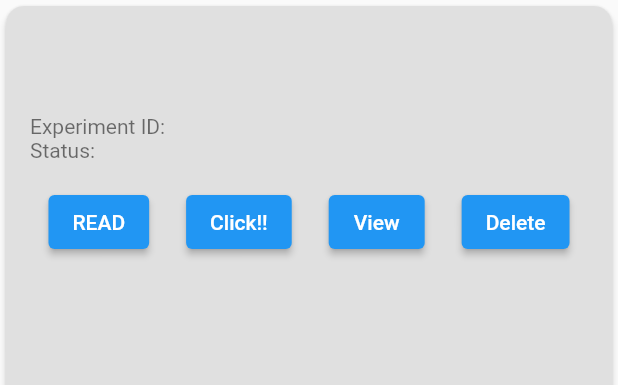
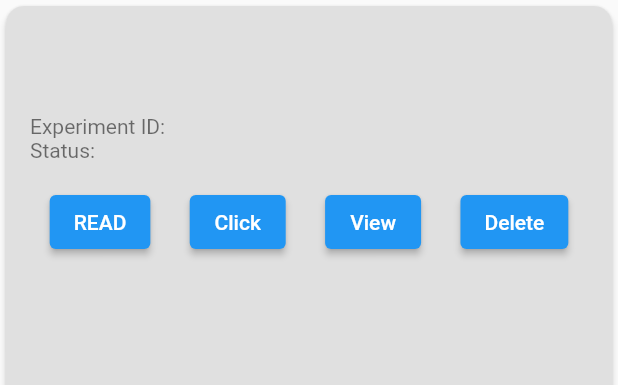
Before and after one commit to WebEngage/flutter-we-notification-inbox, a Flutter app: the CustomCell widget shown alone on an empty page, opened directly with empty values, after a tap on "READ", on a phone screen of 412 x 824 dp. Shown: the top 385 px of the screen. Run offline on Flutter 3.47's test engine with Material 2 defaults, Android fonts, the phone set to English and light mode, and no system bars; our stand-ins replace fluttertoast, plugin_platform_interface, shared_preferences; missing offline and left inert: webengage_flutter; accounts and stored records are empty.

Commit message:
Code Refactoring Level-1 completed and working

```diff
--- a/example/lib/Models/CustomCell.dart
+++ b/example/lib/Models/CustomCell.dart
@@ -1,5 +1,7 @@
 import 'package:flutter/material.dart';
+import 'package:we_notificationinbox_flutter/utils/WELogger.dart';
 import 'package:we_notificationinbox_flutter/we_notificationinbox_flutter.dart';
+import 'package:we_notificationinbox_flutter_example/Utils/Constants.dart';
 
 class CustomCell extends StatefulWidget {
   final String title;
@@ -26,7 +28,7 @@ class CustomCell extends StatefulWidget {
 class _CustomCellState extends State<CustomCell> {
   String status = "";
   Map<String, dynamic> inboxMessage = {};
-  final _weNotificationinboxFlutterPlugin = WENotificationinboxFlutter();
+  final _weNotificationInboxFlutterPlugin = WENotificationinboxFlutter();
 
   @override
   void initState() {
@@ -34,9 +36,6 @@ class _CustomCellState extends State<CustomCell> {
     status = widget.status;
     inboxMessage = Map.from(widget.inboxMessage);
   }
-
-  @override
-  bool get wantKeepAlive => true; // Ensure the widget is kept alive
 
   @override
   Widget build(BuildContext context) {
@@ -49,54 +48,49 @@ class _CustomCellState extends State<CustomCell> {
     return Card(
       elevation: 2,
       shape: RoundedRectangleBorder(
-        borderRadius: BorderRadius.circular(12.0), // Rounded corners
+        borderRadius: BorderRadius.circular(12.0),
       ),
-      color: Colors.grey[300], // Slightly lighter grey for the card background
+      color: Colors.grey[300],
       child: InkWell(
-        // TODO Check onTap and remove if not required
-        onTap: () {
-          // Handle card tap action here
-        },
         child: Padding(
-          padding: EdgeInsets.all(16.0), // Add padding for spacing
+          padding: EdgeInsets.all(16.0),
           child: Column(
             crossAxisAlignment: CrossAxisAlignment.start,
             children: [
               Text(
                 widget.title,
-                style: TextStyle(
+                style: const TextStyle(
                   fontSize: 18.0,
                   fontWeight: FontWeight.bold,
                   color: Colors.black87,
                 ),
               ),
-              SizedBox(height: 8), // Add spacing below title
+              SizedBox(height: 8),
               Text(
                 widget.description,
-                style: TextStyle(
+                style: const TextStyle(
                   fontSize: 16.0,
                   color: Colors.black54,
                 ),
               ),
-              SizedBox(height: 8), // Add spacing below description
+              SizedBox(height: 8),
               Text(
                 'Experiment ID: ${widget.experimentId}',
-                style: TextStyle(
+                style: const TextStyle(
                   fontSize: 14.0,
                   color: Colors.black54,
                 ),
               ),
               Text(
                 'Status: ${status}',
-                style: TextStyle(
+                style: const TextStyle(
                   fontSize: 14.0,
                   color: Colors.black54,
                 ),
               ),
-              SizedBox(height: 16), // Add spacing between details and buttons
+              const SizedBox(height: 16),
               Row(
-                mainAxisAlignment:
-                    MainAxisAlignment.spaceAround, // Center buttons
+                mainAxisAlignment: MainAxisAlignment.spaceAround,
                 children: [
                   ElevatedButton(
                     onPressed: () {
@@ -105,12 +99,11 @@ class _CustomCellState extends State<CustomCell> {
                           : trackRead(context);
                     },
                     style: ButtonStyle(
-                      backgroundColor:
-                          MaterialStateProperty.all(Colors.blue), // Blue button
+                      backgroundColor: MaterialStateProperty.all(Colors.blue),
                     ),
                     child: Text(
-                      status.toLowerCase() == "read" ? 'UNREAD' : 'READ',
-                      style: TextStyle(
+                      status.toLowerCase() == "read" ? UNREAD : READ,
+                      style: const TextStyle(
                         color: Colors.white,
                       ),
                     ),
@@ -120,11 +113,10 @@ class _CustomCellState extends State<CustomCell> {
                       trackClick(context);
                     },
                     style: ButtonStyle(
-                      backgroundColor:
-                          MaterialStateProperty.all(Colors.blue), // Blue button
+                      backgroundColor: MaterialStateProperty.all(Colors.blue),
                     ),
                     child: Text(
-                      'Click!!',
+                      CLICK,
                       style: TextStyle(
                         color: Colors.white,
                       ),
@@ -135,11 +127,10 @@ class _CustomCellState extends State<CustomCell> {
                       trackView(context);
                     },
                     style: ButtonStyle(
-                      backgroundColor:
-                          MaterialStateProperty.all(Colors.blue), // Blue button
+                      backgroundColor: MaterialStateProperty.all(Colors.blue),
                     ),
                     child: Text(
-                      'View',
+                      VIEW,
                       style: TextStyle(
                         color: Colors.white,
                       ),
@@ -150,11 +141,10 @@ class _CustomCellState extends State<CustomCell> {
                       trackDelete(context);
                     },
                     style: ButtonStyle(
-                      backgroundColor:
-                          MaterialStateProperty.all(Colors.blue), // Blue button
+                      backgroundColor: MaterialStateProperty.all(Colors.blue),
                     ),
-                    child: Text(
-                      'Delete',
+                    child: const Text(
+                      DELETE,
                       style: TextStyle(
                         color: Colors.white,
                       ),
@@ -170,56 +160,40 @@ class _CustomCellState extends State<CustomCell> {
   }
 
   void trackClick(BuildContext context) {
-    _weNotificationinboxFlutterPlugin.trackClick(inboxMessage);
+    _weNotificationInboxFlutterPlugin.trackClick(inboxMessage);
     showAlertDialog(context, "Click tracked",
         "Click has been tracked for this notification.");
   }
 
   void trackView(BuildContext context) {
-    _weNotificationinboxFlutterPlugin.trackView(inboxMessage);
+    _weNotificationInboxFlutterPlugin.trackView(inboxMessage);
     showAlertDialog(context, "View tracked",
         "View has been tracked for this notification.");
   }
 
   void trackDelete(BuildContext context) {
-    _weNotificationinboxFlutterPlugin.markDelete(inboxMessage);
+    _weNotificationInboxFlutterPlugin.markDelete(inboxMessage);
     showAlertDialog(context, "Marked as Deleted",
         "This notification has been marked as deleted.");
   }
 
   void trackRead(BuildContext context) {
-    print(
-        "AKC: Current Status $status \n marking it as : READ \n inboxMessage.status ${inboxMessage["status"]}");
-    print("-----------------------------------------------");
-
-    _weNotificationinboxFlutterPlugin.markRead(inboxMessage);
-    widget.updateStatus("READ");
-
+    WELogger.v(
+        "MarkRead \nCurrent Status $status \n marking it as : READ \n inboxMessage.status ${inboxMessage["status"]}");
+    _weNotificationInboxFlutterPlugin.markRead(inboxMessage);
+    widget.updateStatus(READ);
     setState(() {
-      // status = "READ";
-      inboxMessage["status"] = "READ";
+      inboxMessage["status"] = READ;
     });
-
-    // showAlertDialog(context, "Marked as Read",
-    //     "This notification has been marked as read.");
-    // status = "UNREAD";
   }
 
   void trackUnread(BuildContext context) {
-    print(
-        "AKC: Current Status $status \n marking it as : UNREAD \n inboxMessage.status ${inboxMessage["status"]}");
-    print("-----------------------------------------------");
-
-    _weNotificationinboxFlutterPlugin.markUnread(inboxMessage);
-    widget.updateStatus("UNREAD");
-
-    // showAlertDialog(context, "Marked as Unread",
-    //     "This notification has been marked as unread.");
-    // status = "READ";
-
+    WELogger.v(
+        "MarkUnRead \n Current Status $status \n marking it as : UNREAD \n inboxMessage.status ${inboxMessage["status"]}");
+    _weNotificationInboxFlutterPlugin.markUnread(inboxMessage);
+    widget.updateStatus(UNREAD);
     setState(() {
-      // status = "UNREAD";
-      inboxMessage["status"] = "UNREAD";
+      inboxMessage["status"] = UNREAD;
     });
   }
 
@@ -232,7 +206,7 @@ class _CustomCellState extends State<CustomCell> {
           content: Text(message),
           actions: <Widget>[
             TextButton(
-              child: Text("OK"),
+              child: Text(OK),
               onPressed: () {
                 Navigator.of(context).pop();
               },
--- a/example/lib/Models/cell_model.dart
+++ b/example/lib/Models/cell_model.dart
@@ -12,9 +12,3 @@ class CellData {
       required this.status,
       required this.inboxMessage});
 }
-
-// List<CellData> cellDataList = [
-//   CellData(title: "Shubham", description: "jabfh", experimentId: "dscsdcsdc",status: "READ"),
-//   CellData(title: "Naidu", description: "test", experimentId: "1234",status: "UNREAD")
-//   // Add more items here
-// ];
--- /dev/null
+++ b/example/lib/Utils/Constants.dart
@@ -0,0 +1,18 @@
+
+const READ = 'READ';
+const UNREAD = 'UNREAD';
+const CLICK = 'Click';
+const VIEW = 'View';
+const DELETE = 'Delete';
+const OK = "OK";
+const APP_TITLE = "Flutter Notification Inbox";
+const LOGIN = "Login";
+const LOGOUT = "Logout";
+
+const READ_ALL = "Read All";
+const UNREAD_ALL = "Unread All";
+const DELETE_ALL = "Delete All";
+
+const IS_LOGIN = "isLogin";
+const CUID = "cuid";
+const JWT = "jwt";
--- a/example/lib/Utils/ExampleConstants.dart
+++ /dev/null
@@ -1,4 +0,0 @@
- // TODO - rename file of this or lib constant later
-
- const read = "READ";
- const unread = "UNREAD";
--- a/example/lib/Utils/Utils.dart
+++ b/example/lib/Utils/Utils.dart
@@ -1,5 +1,6 @@
 import 'dart:convert';
 import 'package:shared_preferences/shared_preferences.dart';
+import 'package:we_notificationinbox_flutter_example/Utils/Constants.dart';
 
 class Utils {
   static SharedPreferences? _prefs;
@@ -7,10 +8,6 @@ class Utils {
   static initSharedPref() async {
     _prefs ??= await SharedPreferences.getInstance();
   }
-
-  static var IS_LOGIN = "isLogin";
-  static var CUID = "cuid";
-  static var JWT = "jwt";
 
   static Future<bool> isLoggedIn() async {
     await initSharedPref();
--- a/example/lib/Widgets/Button.dart
+++ b/example/lib/Widgets/Button.dart
@@ -7,7 +7,6 @@ class CustomWidgets {
           decoration: const BoxDecoration(
               color: Color.fromARGB(255, 73, 148, 236),
               borderRadius: BorderRadius.all(Radius.circular(10))),
-          // padding: const EdgeInsets.all(20),
           margin: const EdgeInsets.all(20),
           width: 100.0,
           height: 40.0,
```
Also changed, not shown: example/lib/Screens/notification_inbox.dart (+28 -50 lines), example/lib/main.dart (+20 -28 lines).
